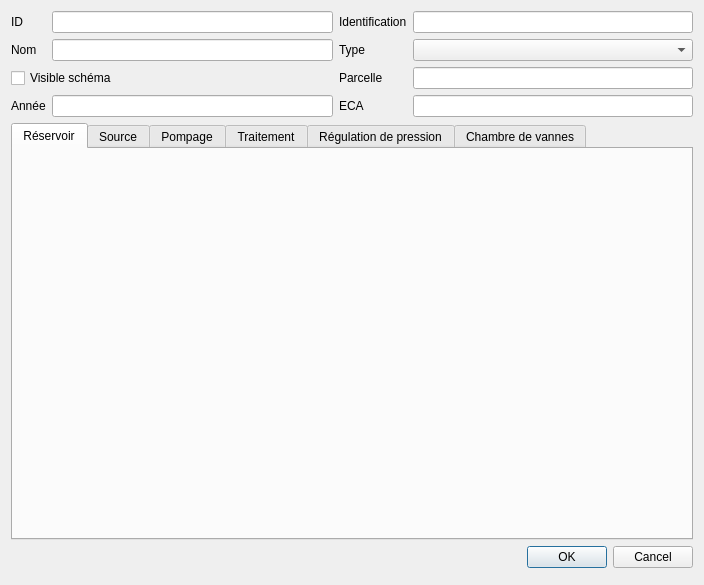
First picture: the form in qgis-project/ui_forms/installation.ui, repository qwat/QWAT, before the edit.
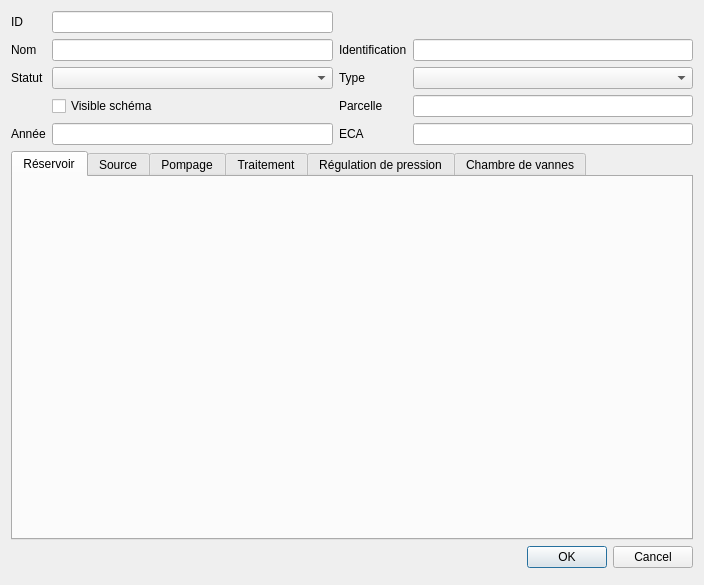
Second picture: the form after the edit.

Commit message: add status to buidling

Diff of the .ui file:
```diff
--- a/qgis-project/ui_forms/installation.ui
+++ b/qgis-project/ui_forms/installation.ui
@@ -17,23 +17,23 @@
    <double>1.000000000000000</double>
   </property>
   <layout class="QGridLayout" name="gridLayout">
-   <item row="2" column="0" colspan="2">
-    <widget class="QCheckBox" name="schema_visible">
-     <property name="layoutDirection">
-      <enum>Qt::LeftToRight</enum>
-     </property>
-     <property name="text">
-      <string>Visible schéma</string>
-     </property>
-    </widget>
-   </item>
-   <item row="2" column="2">
+   <item row="3" column="2">
     <widget class="QLabel" name="label_6">
      <property name="text">
       <string>Parcelle</string>
      </property>
     </widget>
    </item>
+   <item row="4" column="1">
+    <widget class="QLineEdit" name="year"/>
+   </item>
+   <item row="0" column="1">
+    <widget class="QLineEdit" name="id">
+     <property name="readOnly">
+      <bool>true</bool>
+     </property>
+    </widget>
+   </item>
    <item row="1" column="0">
     <widget class="QLabel" name="label_2">
      <property name="text">
@@ -41,14 +41,43 @@
      </property>
     </widget>
    </item>
-   <item row="0" column="2">
-    <widget class="QLabel" name="label_4">
+   <item row="3" column="3">
+    <widget class="QLineEdit" name="parcel"/>
+   </item>
+   <item row="7" column="0">
+    <widget class="QWidget" name="widget_3" native="true"/>
+   </item>
+   <item row="0" column="0">
+    <widget class="QLabel" name="label">
      <property name="text">
-      <string>Identification</string>
+      <string>ID</string>
      </property>
     </widget>
    </item>
-   <item row="4" column="0" colspan="4">
+   <item row="6" column="0" colspan="4">
+    <widget class="QDialogButtonBox" name="buttonBox">
+     <property name="orientation">
+      <enum>Qt::Horizontal</enum>
+     </property>
+     <property name="standardButtons">
+      <set>QDialogButtonBox::Cancel|QDialogButtonBox::Ok</set>
+     </property>
+    </widget>
+   </item>
+   <item row="1" column="1">
+    <widget class="QLineEdit" name="name"/>
+   </item>
+   <item row="4" column="3">
+    <widget class="QLineEdit" name="eca"/>
+   </item>
+   <item row="4" column="0">
+    <widget class="QLabel" name="label_5">
+     <property name="text">
+      <string>Année</string>
+     </property>
+    </widget>
+   </item>
+   <item row="5" column="0" colspan="4">
     <widget class="QTabWidget" name="tabWidget">
      <property name="currentIndex">
       <number>0</number>
@@ -139,69 +168,50 @@
      </widget>
     </widget>
    </item>
-   <item row="0" column="3">
-    <widget class="QLineEdit" name="identification"/>
-   </item>
-   <item row="3" column="0">
-    <widget class="QLabel" name="label_5">
-     <property name="text">
-      <string>Année</string>
-     </property>
-    </widget>
-   </item>
-   <item row="0" column="1">
-    <widget class="QLineEdit" name="id">
-     <property name="readOnly">
-      <bool>true</bool>
-     </property>
-    </widget>
-   </item>
-   <item row="1" column="2">
-    <widget class="QLabel" name="label_3">
-     <property name="text">
-      <string>Type</string>
-     </property>
-    </widget>
-   </item>
-   <item row="3" column="2">
+   <item row="4" column="2">
     <widget class="QLabel" name="label_7">
      <property name="text">
       <string>ECA</string>
      </property>
     </widget>
    </item>
-   <item row="5" column="0" colspan="4">
-    <widget class="QDialogButtonBox" name="buttonBox">
-     <property name="orientation">
-      <enum>Qt::Horizontal</enum>
+   <item row="2" column="1">
+    <widget class="QComboBox" name="id_status"/>
+   </item>
+   <item row="2" column="0">
+    <widget class="QLabel" name="label_8">
+     <property name="text">
+      <string>Statut</string>
      </property>
-     <property name="standardButtons">
-      <set>QDialogButtonBox::Cancel|QDialogButtonBox::Ok</set>
+    </widget>
+   </item>
+   <item row="2" column="2">
+    <widget class="QLabel" name="label_3">
+     <property name="text">
+      <string>Type</string>
      </property>
     </widget>
    </item>
    <item row="2" column="3">
-    <widget class="QLineEdit" name="parcel"/>
-   </item>
-   <item row="1" column="1">
-    <widget class="QLineEdit" name="name"/>
-   </item>
-   <item row="1" column="3">
     <widget class="QComboBox" name="id_type"/>
    </item>
-   <item row="3" column="3">
-    <widget class="QLineEdit" name="eca"/>
+   <item row="1" column="3">
+    <widget class="QLineEdit" name="identification"/>
+   </item>
+   <item row="1" column="2">
+    <widget class="QLabel" name="label_4">
+     <property name="text">
+      <string>Identification</string>
+     </property>
+    </widget>
    </item>
    <item row="3" column="1">
-    <widget class="QLineEdit" name="year"/>
-   </item>
-   <item row="6" column="0">
-    <widget class="QWidget" name="widget_3" native="true"/>
-   </item>
-   <item row="0" column="0">
-    <widget class="QLabel" name="label">
+    <widget class="QCheckBox" name="schema_visible">
+     <property name="layoutDirection">
+      <enum>Qt::LeftToRight</enum>
+     </property>
      <property name="text">
-      <string>ID</string>
+      <string>Visible schéma</string>
      </property>
     </widget>
    </item>
```
The commit also changes 1 other file.
